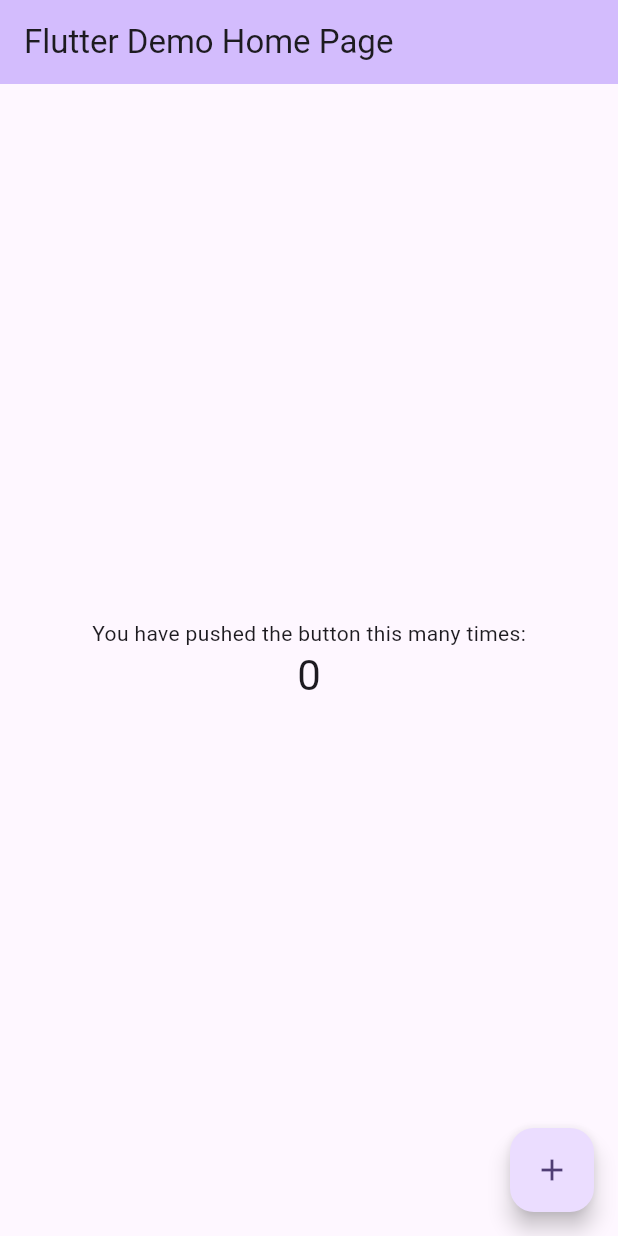
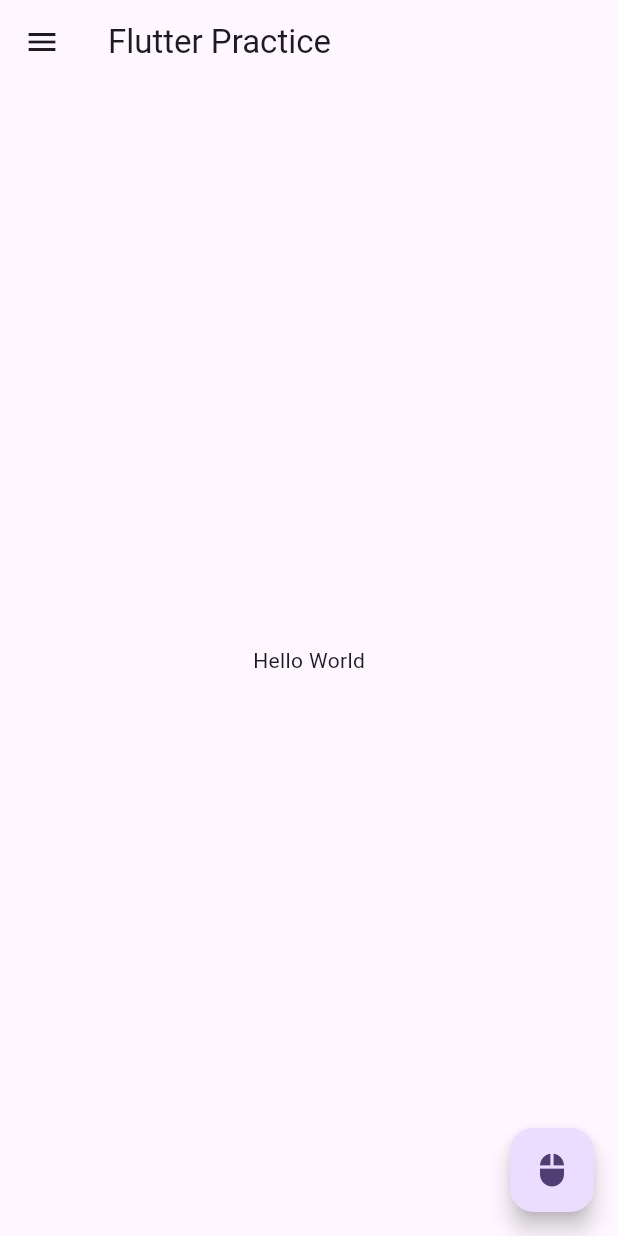
Before and after one commit to augusstt06/flutter_practice, a Flutter app: the screen it shows after launch, on a phone screen of 412 x 824 dp. Run offline on Flutter 3.47's test engine with Material 3 defaults, Android fonts, the phone set to English and light mode, and no system bars.

```diff
--- a/lib/main.dart
+++ b/lib/main.dart
@@ -7,119 +7,42 @@ void main() {
 class MyApp extends StatelessWidget {
   const MyApp({super.key});
 
-  // This widget is the root of your application.
   @override
   Widget build(BuildContext context) {
     return MaterialApp(
         title: 'Flutter Demo',
         theme: ThemeData(
-        // This is the theme of your application.
-        //
-        // TRY THIS: Try running your application with "flutter run". You'll see
-        // the application has a purple toolbar. Then, without quitting the app,
-        // try changing the seedColor in the colorScheme below to Colors.green
-        // and then invoke "hot reload" (save your changes or press the "hot
-        // reload" button in a Flutter-supported IDE, or press "r" if you used
-        // the command line to start the app).
-        //
-        // Notice that the counter didn't reset back to zero; the application
-        // state is not lost during the reload. To reset the state, use hot
-        // restart instead.
-        //
-        // This works for code too, not just values: Most code changes can be
-        // tested with just a hot reload.
           colorScheme: ColorScheme.fromSeed(seedColor: Colors.deepPurple),
           useMaterial3: true,
         ),
-      home: const MyHomePage(title: 'Flutter Demo Home Page'),
-    );
+        home: const MyHomePage());
   }
 }
 
 class MyHomePage extends StatefulWidget {
-  const MyHomePage({super.key, required this.title});
-
-  // This widget is the home page of your application. It is stateful, meaning
-  // that it has a State object (defined below) that contains fields that affect
-  // how it looks.
-
-  // This class is the configuration for the state. It holds the values (in this
-  // case the title) provided by the parent (in this case the App widget) and
-  // used by the build method of the State. Fields in a Widget subclass are
-  // always marked "final".
-
-  final String title;
+  const MyHomePage({super.key});
 
   @override
   State<MyHomePage> createState() => _MyHomePageState();
 }
 
 class _MyHomePageState extends State<MyHomePage> {
-  int _counter = 0;
-
-  void _incrementCounter() {
-    setState(() {
-      // This call to setState tells the Flutter framework that something has
-      // changed in this State, which causes it to rerun the build method below
-      // so that the display can reflect the updated values. If we changed
-      // _counter without calling setState(), then the build method would not be
-      // called again, and so nothing would appear to happen.
-      _counter++;
-    });
-  }
-
   @override
   Widget build(BuildContext context) {
-    // This method is rerun every time setState is called, for instance as done
-    // by the _incrementCounter method above.
-    //
-    // The Flutter framework has been optimized to make rerunning build methods
-    // fast, so that you can just rebuild anything that needs updating rather
-    // than having to individually change instances of widgets.
     return Scaffold(
-      appBar: AppBar(
-        // TRY THIS: Try changing the color here to a specific color (to
-        // Colors.amber, perhaps?) and trigger a hot reload to see the AppBar
-        // change color while the other colors stay the same.
-        backgroundColor: Theme.of(context).colorScheme.inversePrimary,
-        // Here we take the value from the MyHomePage object that was created by
-        // the App.build method, and use it to set our appbar title.
-        title: Text(widget.title),
+        appBar: AppBar(title: const Text('Flutter Practice')),
+        drawer: Drawer(
+            child: ListView(padding: EdgeInsets.zero, children: const <Widget>[
+          DrawerHeader(
+            decoration: BoxDecoration(color: Colors.blue),
+            child: Text('Drawer Header'),
           ),
-      body: Center(
-        // Center is a layout widget. It takes a single child and positions it
-        // in the middle of the parent.
-        child: Column(
-          // Column is also a layout widget. It takes a list of children and
-          // arranges them vertically. By default, it sizes itself to fit its
-          // children horizontally, and tries to be as tall as its parent.
-          //
-          // Column has various properties to control how it sizes itself and
-          // how it positions its children. Here we use mainAxisAlignment to
-          // center the children vertically; the main axis here is the vertical
-          // axis because Columns are vertical (the cross axis would be
-          // horizontal).
-          //
-          // TRY THIS: Invoke "debug painting" (choose the "Toggle Debug Paint"
-          // action in the IDE, or press "p" in the console), to see the
-          // wireframe for each widget.
-          mainAxisAlignment: MainAxisAlignment.center,
-          children: <Widget>[
-            const Text(
-              'You have pushed the button this many times:',
-            ),
-            Text(
-              '$_counter',
-              style: Theme.of(context).textTheme.headlineMedium,
-            ),
-          ],
-        ),
-      ),
+          ListTile(title: Text('Menu 1'))
+        ])),
+        body: const Center(child: Text('Hello World')),
         floatingActionButton: FloatingActionButton(
-        onPressed: _incrementCounter,
-        tooltip: 'Increment',
-        child: const Icon(Icons.add),
-      ), // This trailing comma makes auto-formatting nicer for build methods.
-    );
+          onPressed: () => print('click'),
+          child: const Icon(Icons.mouse),
+        ));
   }
 }
```
Lines whose indentation alone changed are shown as unchanged.
